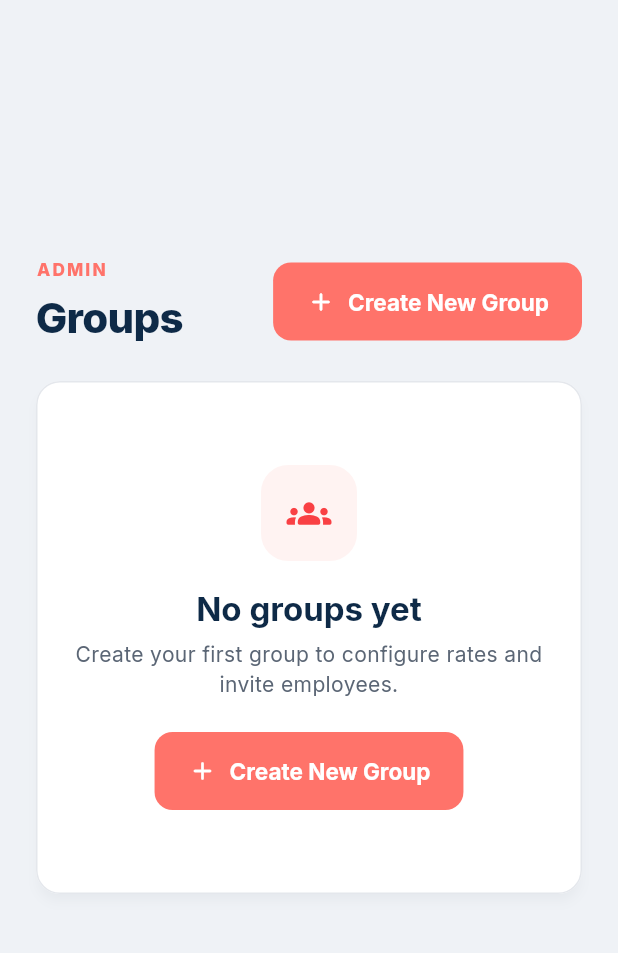
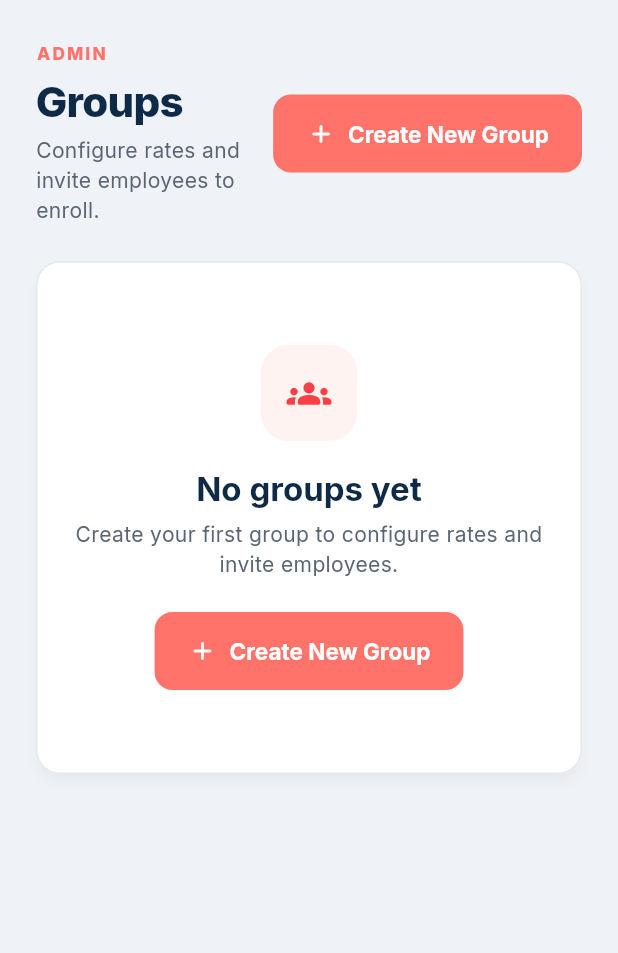
Before and after one commit to mdallasmiller/healthpass-small-group-enrolllment, a Flutter app: the screen it shows once a user with an empty profile is signed in, on a phone screen of 412 x 824 dp, the part 84-1037 px from its top. Run offline on Flutter 3.47's test engine with Material 3 defaults, Android fonts, the phone set to English and light mode, and no system bars; our stand-ins replace cloud_firestore, firebase_auth, firebase_core, google_fonts; accounts and stored records are empty; statements that could not run were skipped.

Commit message:
M2: dashboard polish - top-aligned content + subtitle
Co-Authored-By: Claude Opus 4.8 <noreply@anthropic.com>

```diff
--- a/app/lib/screens/admin_shell.dart
+++ b/app/lib/screens/admin_shell.dart
@@ -71,6 +71,10 @@ class GroupDashboard extends StatelessWidget {
                       const Eyebrow('Admin'),
                       const SizedBox(height: 6),
                       Text('Groups', style: theme.textTheme.headlineMedium),
+                      const SizedBox(height: 4),
+                      Text('Configure rates and invite employees to enroll.',
+                          style: theme.textTheme.bodyMedium
+                              ?.copyWith(color: AppColors.muted)),
                     ],
                   ),
                 ),
--- a/app/lib/widgets/ui.dart
+++ b/app/lib/widgets/ui.dart
@@ -159,7 +159,8 @@ class CenteredColumn extends StatelessWidget {
         child: SingleChildScrollView(
           child: ConstrainedBox(
             constraints: BoxConstraints(minHeight: c.maxHeight),
-            child: Center(
+            child: Align(
+              alignment: Alignment.topCenter,
               child: ConstrainedBox(
                 constraints: BoxConstraints(maxWidth: maxWidth),
                 child: Padding(
```
